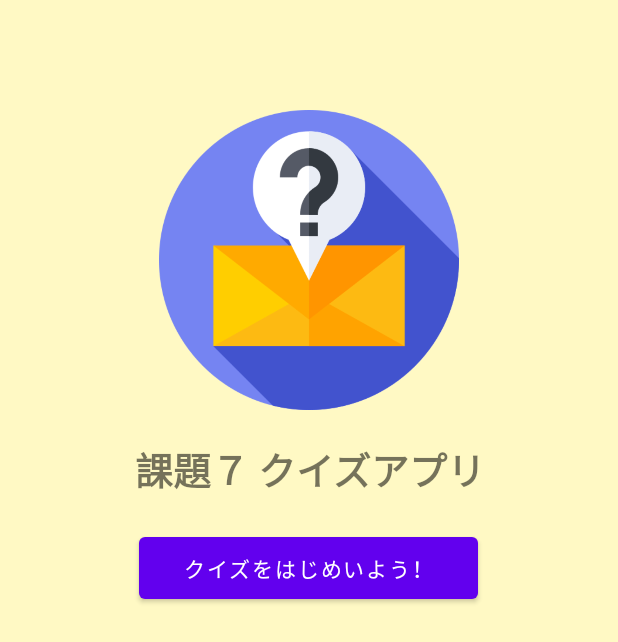
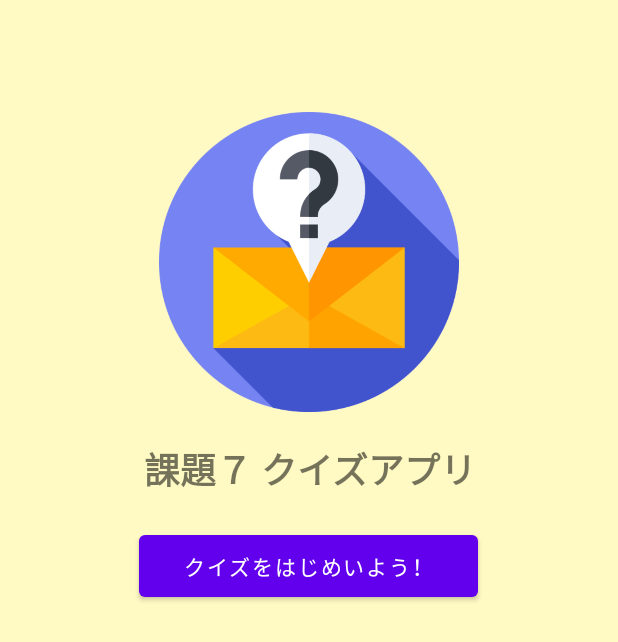
Before and after one commit to CornerSyrup/Simple-Quiz, an Android app: the screen it shows after launch (IntroActivity), on a phone screen of 412 x 824 dp. Shown: the part 301-943 px from the top of the screen. Run offline under Robolectric (Android 15) with nearby library versions, the phone set to English and light mode, and no system bars.

Commit message:
:lipstick: fix: Font size

```diff
--- a/app/src/main/res/layout/activity_intro.xml
+++ b/app/src/main/res/layout/activity_intro.xml
@@ -20,7 +20,7 @@
         android:layout_margin="20dp"
         android:text="@string/app_name"
         android:textAlignment="center"
-        android:textSize="25sp"
+        android:textSize="24sp"
         android:textStyle="bold" />
 
     <Button
```
